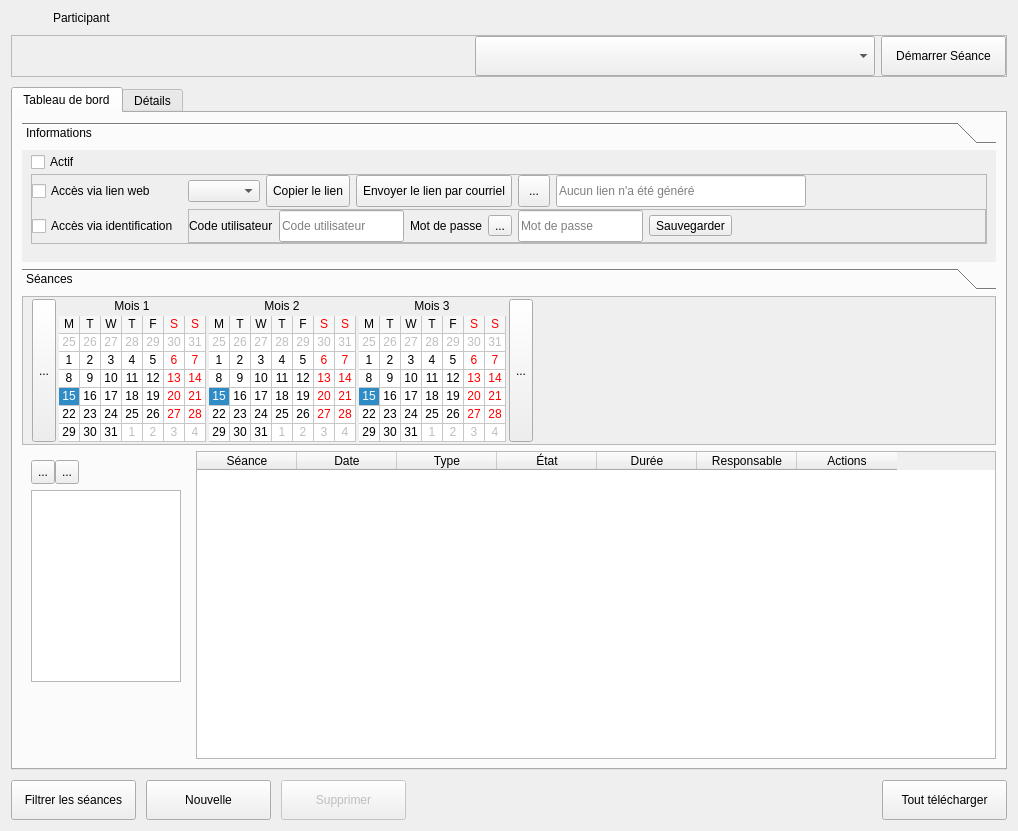
introlab/openteraplus, file client/src/editors/ParticipantWidget.ui: the form before one commit.
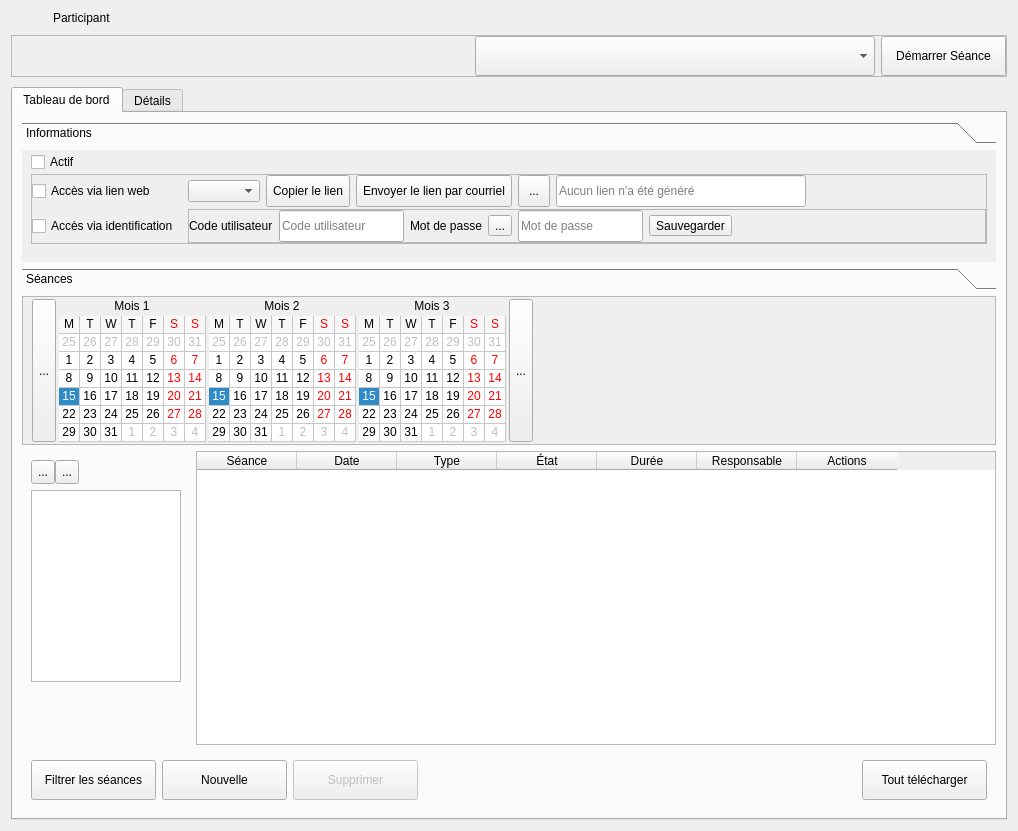
The form after the commit. Icons and pictures are not drawn. Custom widgets are drawn as their Qt base class.

Commit message: Refs #25. Future sessions can now be planned.

Diff of the .ui file:
```diff
--- a/client/src/editors/ParticipantWidget.ui
+++ b/client/src/editors/ParticipantWidget.ui
@@ -1469,6 +1469,138 @@
          </item>
         </layout>
        </item>
+       <item>
+        <widget class="QFrame" name="frameSessionsControls">
+         <layout class="QHBoxLayout" name="horizontalLayout">
+          <item>
+           <widget class="QPushButton" name="btnFilterSessionsTypes">
+            <property name="minimumSize">
+             <size>
+              <width>125</width>
+              <height>40</height>
+             </size>
+            </property>
+            <property name="cursor">
+             <cursorShape>PointingHandCursor</cursorShape>
+            </property>
+            <property name="text">
+             <string>Filtrer les séances</string>
+            </property>
+            <property name="icon">
+             <iconset resource="../../resources/TeraClient.qrc">
+              <normaloff>:/icons/filter.png</normaloff>:/icons/filter.png</iconset>
+            </property>
+            <property name="iconSize">
+             <size>
+              <width>24</width>
+              <height>24</height>
+             </size>
+            </property>
+            <property name="checkable">
+             <bool>true</bool>
+            </property>
+           </widget>
+          </item>
+          <item>
+           <widget class="QPushButton" name="btnAddSession">
+            <property name="minimumSize">
+             <size>
+              <width>125</width>
+              <height>40</height>
+             </size>
+            </property>
+            <property name="cursor">
+             <cursorShape>PointingHandCursor</cursorShape>
+            </property>
+            <property name="text">
+             <string>Nouvelle</string>
+            </property>
+            <property name="icon">
+             <iconset resource="../../resources/TeraClient.qrc">
+              <normaloff>:/icons/new.png</normaloff>:/icons/new.png</iconset>
+            </property>
+            <property name="iconSize">
+             <size>
+              <width>24</width>
+              <height>24</height>
+             </size>
+            </property>
+           </widget>
+          </item>
+          <item>
+           <widget class="QPushButton" name="btnDelSession">
+            <property name="enabled">
+             <bool>false</bool>
+            </property>
+            <property name="minimumSize">
+             <size>
+              <width>125</width>
+              <height>40</height>
+             </size>
+            </property>
+            <property name="cursor">
+             <cursorShape>PointingHandCursor</cursorShape>
+            </property>
+            <property name="text">
+             <string>Supprimer</string>
+            </property>
+            <property name="icon">
+             <iconset resource="../../resources/TeraClient.qrc">
+              <normaloff>:/icons/delete_old.png</normaloff>:/icons/delete_old.png</iconset>
+            </property>
+            <property name="iconSize">
+             <size>
+              <width>24</width>
+              <height>24</height>
+             </size>
+            </property>
+           </widget>
+          </item>
+          <item>
+           <spacer name="horizontalSpacer">
+            <property name="orientation">
+             <enum>Qt::Horizontal</enum>
+            </property>
+            <property name="sizeHint" stdset="0">
+             <size>
+              <width>40</width>
+              <height>20</height>
+             </size>
+            </property>
+           </spacer>
+          </item>
+          <item>
+           <widget class="QPushButton" name="btnDownloadAll">
+            <property name="enabled">
+             <bool>true</bool>
+            </property>
+            <property name="minimumSize">
+             <size>
+              <width>125</width>
+              <height>40</height>
+             </size>
+            </property>
+            <property name="cursor">
+             <cursorShape>PointingHandCursor</cursorShape>
+            </property>
+            <property name="text">
+             <string>Tout télécharger</string>
+            </property>
+            <property name="icon">
+             <iconset resource="../../resources/TeraClient.qrc">
+              <normaloff>:/icons/download.png</normaloff>:/icons/download.png</iconset>
+            </property>
+            <property name="iconSize">
+             <size>
+              <width>24</width>
+              <height>24</height>
+             </size>
+            </property>
+           </widget>
+          </item>
+         </layout>
+        </widget>
+       </item>
       </layout>
      </widget>
      <widget class="QWidget" name="tabDetails">
@@ -1799,136 +1931,6 @@
      </widget>
     </widget>
    </item>
-   <item>
-    <layout class="QHBoxLayout" name="horizontalLayout">
-     <item>
-      <widget class="QPushButton" name="btnFilterSessionsTypes">
-       <property name="minimumSize">
-        <size>
-         <width>125</width>
-         <height>40</height>
-        </size>
-       </property>
-       <property name="cursor">
-        <cursorShape>PointingHandCursor</cursorShape>
-       </property>
-       <property name="text">
-        <string>Filtrer les séances</string>
-       </property>
-       <property name="icon">
-        <iconset resource="../../resources/TeraClient.qrc">
-         <normaloff>:/icons/filter.png</normaloff>:/icons/filter.png</iconset>
-       </property>
-       <property name="iconSize">
-        <size>
-         <width>24</width>
-         <height>24</height>
-        </size>
-       </property>
-       <property name="checkable">
-        <bool>true</bool>
-       </property>
-      </widget>
-     </item>
-     <item>
-      <widget class="QPushButton" name="btnAddSession">
-       <property name="minimumSize">
-        <size>
-         <width>125</width>
-         <height>40</height>
-        </size>
-       </property>
-       <property name="cursor">
-        <cursorShape>PointingHandCursor</cursorShape>
-       </property>
-       <property name="text">
-        <string>Nouvelle</string>
-       </property>
-       <property name="icon">
-        <iconset resource="../../resources/TeraClient.qrc">
-         <normaloff>:/icons/new.png</normaloff>:/icons/new.png</iconset>
-       </property>
-       <property name="iconSize">
-        <size>
-         <width>24</width>
-         <height>24</height>
-        </size>
-       </property>
-      </widget>
-     </item>
-     <item>
-      <widget class="QPushButton" name="btnDelSession">
-       <property name="enabled">
-        <bool>false</bool>
-       </property>
-       <property name="minimumSize">
-        <size>
-         <width>125</width>
-         <height>40</height>
-        </size>
-       </property>
-       <property name="cursor">
-        <cursorShape>PointingHandCursor</cursorShape>
-       </property>
-       <property name="text">
-        <string>Supprimer</string>
-       </property>
-       <property name="icon">
-        <iconset resource="../../resources/TeraClient.qrc">
-         <normaloff>:/icons/delete_old.png</normaloff>:/icons/delete_old.png</iconset>
-       </property>
-       <property name="iconSize">
-        <size>
-         <width>24</width>
-         <height>24</height>
-        </size>
-       </property>
-      </widget>
-     </item>
-     <item>
-      <spacer name="horizontalSpacer">
-       <property name="orientation">
-        <enum>Qt::Horizontal</enum>
-       </property>
-       <property name="sizeHint" stdset="0">
-        <size>
-         <width>40</width>
-         <height>20</height>
-        </size>
-       </property>
-      </spacer>
-     </item>
-     <item>
-      <widget class="QPushButton" name="btnDownloadAll">
-       <property name="enabled">
-        <bool>true</bool>
-       </property>
-       <property name="minimumSize">
-        <size>
-         <width>125</width>
-         <height>40</height>
-        </size>
-       </property>
-       <property name="cursor">
-        <cursorShape>PointingHandCursor</cursorShape>
-       </property>
-       <property name="text">
-        <string>Tout télécharger</string>
-       </property>
-       <property name="icon">
-        <iconset resource="../../resources/TeraClient.qrc">
-         <normaloff>:/icons/download.png</normaloff>:/icons/download.png</iconset>
-       </property>
-       <property name="iconSize">
-        <size>
-         <width>24</width>
-         <height>24</height>
-        </size>
-       </property>
-      </widget>
-     </item>
-    </layout>
-   </item>
   </layout>
  </widget>
  <customwidgets>
```
The commit also changes 13 other files.
